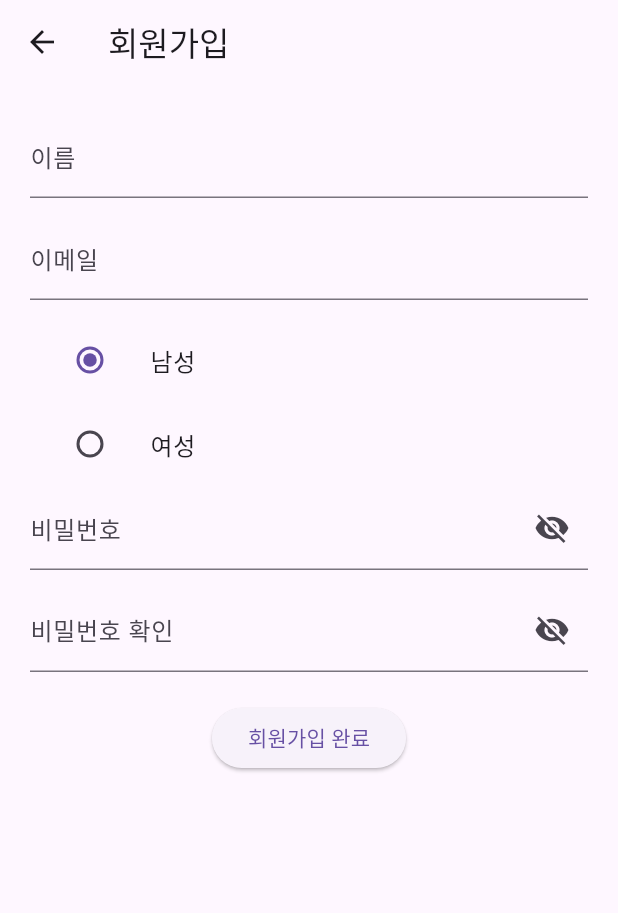
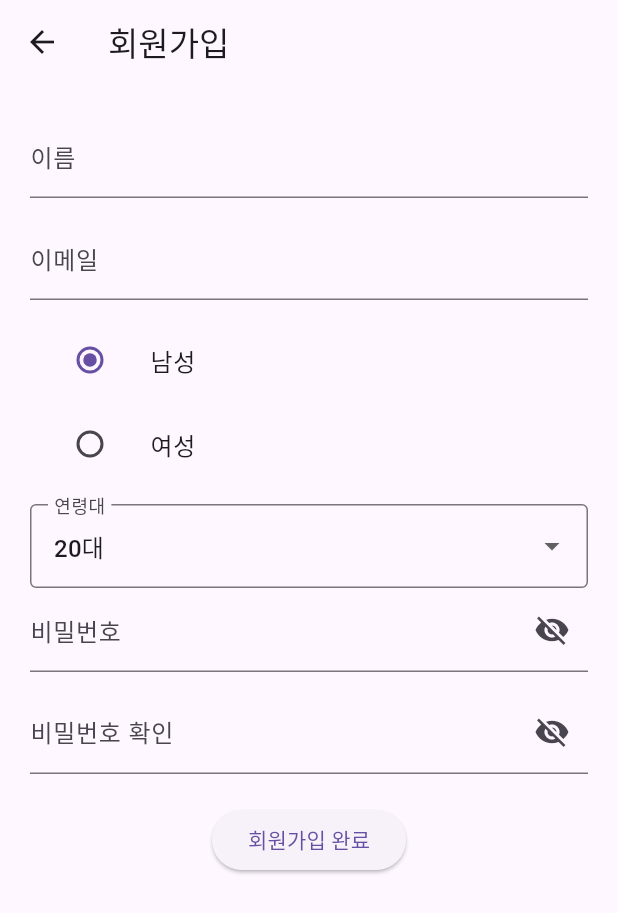
Before and after one commit to ProjecTrio1/Flutter, a Flutter app: the SignupHome screen opened directly, on a phone screen of 412 x 824 dp. Shown: the top 913 px of the screen. Run offline on Flutter 3.47's test engine with Material 3 defaults, Android fonts, the phone set to English and light mode, and no system bars; our stand-ins replace image_picker, shared_preferences; accounts and stored records are empty.

Commit message:
나이추가

```diff
--- a/lib/login/signup_home.dart
+++ b/lib/login/signup_home.dart
@@ -16,7 +16,18 @@ class _SignupHomeState extends State<SignupHome> {
   final TextEditingController _passwordController = TextEditingController();
   final TextEditingController _passwordCheckController = TextEditingController();
   Gender _selectedGender = Gender.male;
-
+  int _selectAge = 2;
+  final Map<int, String> ageGroups={
+    1:'10대이하',
+    2:'20대',
+    3:'30대',
+    4:'40대',
+    5:'50대',
+    6:'60대',
+    7:'70대',
+    8:'80대',
+    9:'90대이상',
+  };
   void _signup() async{
     final name = _nameController.text;
     final email = _emailController.text;
@@ -38,6 +49,7 @@ class _SignupHomeState extends State<SignupHome> {
         'password1' : password,
         'password2' : passwordCheck,
         'gender' : genderStr,
+        'age' : _selectAge,
       }),
     );
     if (response.statusCode == 200) {
@@ -121,6 +133,24 @@ class _SignupHomeState extends State<SignupHome> {
                   });
                 },
               ),
+            ),SizedBox(height: 12),
+            DropdownButtonFormField<int>(
+              value: _selectAge,
+              decoration: InputDecoration(
+                labelText: '연령대',
+                border: OutlineInputBorder(),
+              ),
+              items: ageGroups.entries.map((entry){
+                return DropdownMenuItem<int>(
+                  value: entry.key,
+                  child: Text(entry.value),
+                );
+              }).toList(),
+              onChanged: (value){
+                setState(() {
+                  _selectAge = value!;
+                });
+              },
             ),
             TextField(
               controller: _passwordController,
--- a/lib/note/note_add.dart
+++ b/lib/note/note_add.dart
@@ -21,7 +21,7 @@ class _QuickAddScreenState extends State<QuickAddScreen> {
   bool isIncome = true;
 
 
-  final List<String> _expensecategories = ['식비/카페', '교통', '쇼핑', '고정지출', '기타'];
+  final List<String> _expensecategories = ['식비', '카페/디저트' '교통/차량', '쇼핑/생활/뷰티', '건강/의료', '교육/학원', '문화/여가', '공공/부동산', '생활서비스', '기술/금융', '기타'];
   final List<String> _incomecategories= ['월급', '용돈', '기타'];
 
   Future<void> submitNoteAdd() async {
```
